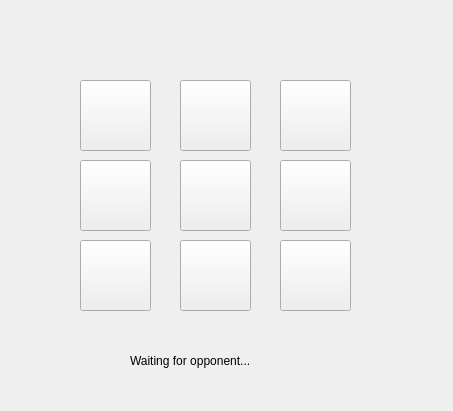
Above: ChatClient/tictactoe.ui from razanelbarougy/Cs-2-lab-project before the change. Below: the same form after it.
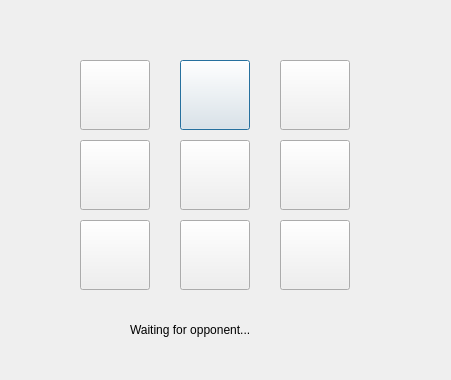
That is the form after the change.

Diff of the .ui file:
```diff
--- a/ChatClient/tictactoe.ui
+++ b/ChatClient/tictactoe.ui
@@ -1,90 +1,51 @@
 <?xml version="1.0" encoding="UTF-8"?>
 <ui version="4.0">
  <class>tictactoe</class>
- <widget class="QWidget" name="tictactoe">
+ <widget class="QDialog" name="tictactoe">
   <property name="geometry">
    <rect>
     <x>0</x>
     <y>0</y>
-    <width>453</width>
-    <height>411</height>
+    <width>451</width>
+    <height>380</height>
    </rect>
   </property>
   <property name="windowTitle">
    <string>Form</string>
   </property>
-  <widget class="QPushButton" name="btn00">
-   <property name="geometry">
-    <rect>
-     <x>80</x>
-     <y>80</y>
-     <width>71</width>
-     <height>71</height>
-    </rect>
-   </property>
-   <property name="text">
-    <string/>
-   </property>
-  </widget>
   <widget class="QPushButton" name="btn01">
    <property name="geometry">
     <rect>
      <x>180</x>
-     <y>80</y>
-     <width>71</width>
-     <height>71</height>
+     <y>60</y>
+     <width>70</width>
+     <height>70</height>
     </rect>
    </property>
    <property name="text">
     <string/>
    </property>
   </widget>
-  <widget class="QPushButton" name="btn02">
-   <property name="geometry">
-    <rect>
-     <x>280</x>
-     <y>80</y>
-     <width>71</width>
-     <height>71</height>
-    </rect>
-   </property>
-   <property name="text">
-    <string/>
-   </property>
-  </widget>
-  <widget class="QPushButton" name="btn10">
+  <widget class="QPushButton" name="btn00">
    <property name="geometry">
     <rect>
      <x>80</x>
-     <y>160</y>
-     <width>71</width>
-     <height>71</height>
+     <y>60</y>
+     <width>70</width>
+     <height>70</height>
     </rect>
    </property>
    <property name="text">
     <string/>
    </property>
   </widget>
-  <widget class="QPushButton" name="btn11">
-   <property name="geometry">
-    <rect>
-     <x>180</x>
-     <y>160</y>
-     <width>71</width>
-     <height>71</height>
-    </rect>
-   </property>
-   <property name="text">
-    <string/>
-   </property>
-  </widget>
-  <widget class="QPushButton" name="btn12">
+  <widget class="QPushButton" name="btn22">
    <property name="geometry">
     <rect>
      <x>280</x>
-     <y>160</y>
-     <width>71</width>
-     <height>71</height>
+     <y>220</y>
+     <width>70</width>
+     <height>70</height>
     </rect>
    </property>
    <property name="text">
@@ -95,9 +56,22 @@
    <property name="geometry">
     <rect>
      <x>80</x>
-     <y>240</y>
-     <width>71</width>
-     <height>71</height>
+     <y>220</y>
+     <width>70</width>
+     <height>70</height>
+    </rect>
+   </property>
+   <property name="text">
+    <string/>
+   </property>
+  </widget>
+  <widget class="QPushButton" name="btn12">
+   <property name="geometry">
+    <rect>
+     <x>280</x>
+     <y>140</y>
+     <width>70</width>
+     <height>70</height>
     </rect>
    </property>
    <property name="text">
@@ -108,22 +82,48 @@
    <property name="geometry">
     <rect>
      <x>180</x>
-     <y>240</y>
-     <width>71</width>
-     <height>71</height>
+     <y>220</y>
+     <width>70</width>
+     <height>70</height>
     </rect>
    </property>
    <property name="text">
     <string/>
    </property>
   </widget>
-  <widget class="QPushButton" name="btn22">
+  <widget class="QPushButton" name="btn10">
+   <property name="geometry">
+    <rect>
+     <x>80</x>
+     <y>140</y>
+     <width>70</width>
+     <height>70</height>
+    </rect>
+   </property>
+   <property name="text">
+    <string/>
+   </property>
+  </widget>
+  <widget class="QPushButton" name="btn02">
    <property name="geometry">
     <rect>
      <x>280</x>
-     <y>240</y>
-     <width>71</width>
-     <height>71</height>
+     <y>60</y>
+     <width>70</width>
+     <height>70</height>
+    </rect>
+   </property>
+   <property name="text">
+    <string/>
+   </property>
+  </widget>
+  <widget class="QPushButton" name="btn11">
+   <property name="geometry">
+    <rect>
+     <x>180</x>
+     <y>140</y>
+     <width>70</width>
+     <height>70</height>
     </rect>
    </property>
    <property name="text">
@@ -134,9 +134,9 @@
    <property name="geometry">
     <rect>
      <x>130</x>
-     <y>350</y>
-     <width>181</width>
-     <height>21</height>
+     <y>320</y>
+     <width>171</width>
+     <height>20</height>
     </rect>
    </property>
    <property name="text">
```
Left out of the diff: 2 changed lines with no effect on the pictures.
